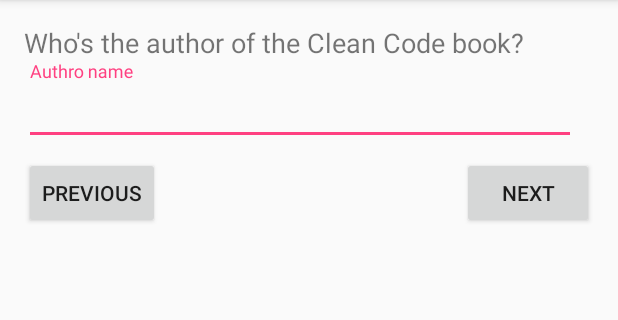
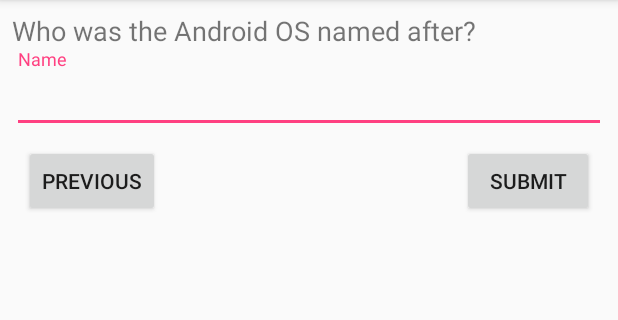
Before and after one commit to chrisvasqm/android-basics, an Android app: the ThirdQuizActivity screen opened directly, with no data from a screen before it, after a tap on "NEXT", on a phone screen of 412 x 824 dp, the part 84-404 px from its top. Run offline under Robolectric (Android 15) with nearby library versions, the phone set to English and light mode, and no system bars.

Commit message:
Add fourth quiz

```diff
--- a/app/src/main/AndroidManifest.xml
+++ b/app/src/main/AndroidManifest.xml
@@ -16,8 +16,9 @@
                 <category android:name="android.intent.category.LAUNCHER" />
             </intent-filter>
         </activity>
-        <activity android:name=".SecondQuizActivity"></activity>
+        <activity android:name=".SecondQuizActivity" />
         <activity android:name=".ThirdQuizActivity" />
+        <activity android:name=".FourthQuizActivity" />
     </application>
 
 </manifest>
--- /dev/null
+++ b/app/src/main/java/com/chrisvasqm/androidbasics/FourthQuizActivity.kt
@@ -0,0 +1,31 @@
+package com.chrisvasqm.androidbasics
+
+import android.os.Bundle
+import android.support.v7.app.AppCompatActivity
+import kotlinx.android.synthetic.main.activity_fourth_quiz.*
+import org.jetbrains.anko.startActivity
+import org.jetbrains.anko.toast
+
+class FourthQuizActivity : AppCompatActivity() {
+
+    override fun onCreate(savedInstanceState: Bundle?) {
+        super.onCreate(savedInstanceState)
+        setContentView(R.layout.activity_fourth_quiz)
+
+        btnPreviousFourth.setOnClickListener { showThirdQuiz() }
+        btnSubmit.setOnClickListener {
+            checkAnswer()
+        }
+    }
+
+    private fun checkAnswer() {
+        if (editAndroidName.text.toString() == getString(R.string.founder_android))
+            toast(R.string.correct)
+        else
+            toast(R.string.wrong)
+    }
+
+    private fun showThirdQuiz() {
+        startActivity<ThirdQuizActivity>()
+    }
+}
--- a/app/src/main/java/com/chrisvasqm/androidbasics/ThirdQuizActivity.kt
+++ b/app/src/main/java/com/chrisvasqm/androidbasics/ThirdQuizActivity.kt
@@ -15,6 +15,7 @@ class ThirdQuizActivity : AppCompatActivity() {
         btnPreviousThird.setOnClickListener { showSecondQuiz() }
         btnNextThird.setOnClickListener {
             checkAnswer()
+            showFourthQuiz()
         }
     }
 
@@ -29,4 +30,8 @@ class ThirdQuizActivity : AppCompatActivity() {
             toast(R.string.wrong)
     }
 
+    private fun showFourthQuiz() {
+        startActivity<FourthQuizActivity>()
+    }
+
 }
--- /dev/null
+++ b/app/src/main/res/layout/activity_fourth_quiz.xml
@@ -0,0 +1,54 @@
+<?xml version="1.0" encoding="utf-8"?>
+<LinearLayout xmlns:android="http://schemas.android.com/apk/res/android"
+    xmlns:app="http://schemas.android.com/apk/res-auto"
+    xmlns:tools="http://schemas.android.com/tools"
+    android:layout_width="match_parent"
+    android:layout_height="match_parent"
+    android:orientation="vertical"
+    android:padding="8dp"
+    tools:context="com.chrisvasqm.androidbasics.FourthQuizActivity">
+
+    <TextView
+        android:layout_width="wrap_content"
+        android:layout_height="wrap_content"
+        android:text="@string/who_was_the_android_os_named_after"
+        android:textSize="18sp" />
+
+    <android.support.design.widget.TextInputLayout
+        android:layout_width="match_parent"
+        android:layout_height="wrap_content">
+
+        <android.support.design.widget.TextInputEditText
+            android:id="@+id/editAndroidName"
+            android:layout_width="match_parent"
+            android:layout_height="wrap_content"
+            android:hint="@string/name" />
+    </android.support.design.widget.TextInputLayout>
+
+    <android.support.constraint.ConstraintLayout
+        android:layout_width="match_parent"
+        android:layout_height="match_parent">
+
+        <Button
+            android:id="@+id/btnPreviousFourth"
+            android:layout_width="wrap_content"
+            android:layout_height="wrap_content"
+            android:layout_marginStart="8dp"
+            android:layout_marginTop="8dp"
+            android:layout_weight="1"
+            android:text="@string/previous"
+            app:layout_constraintStart_toStartOf="parent"
+            app:layout_constraintTop_toTopOf="parent" />
+
+        <Button
+            android:id="@+id/btnSubmit"
+            android:layout_width="wrap_content"
+            android:layout_height="wrap_content"
+            android:layout_marginEnd="8dp"
+            android:layout_marginTop="8dp"
+            android:text="@string/submit"
+            app:layout_constraintEnd_toEndOf="parent"
+            app:layout_constraintTop_toTopOf="parent" />
+    </android.support.constraint.ConstraintLayout>
+
+</LinearLayout>
--- a/app/src/main/res/values/strings.xml
+++ b/app/src/main/res/values/strings.xml
@@ -16,4 +16,8 @@
     <string name="who_s_the_author_of_the_quot_clean_code_quot_book">Who\'s the author of the Clean Code book?</string>
     <string name="clean_code_author_name">Robert Martin</string>
     <string name="author_name">Authro name</string>
+    <string name="who_was_the_android_os_named_after">Who was the Android OS named after?</string>
+    <string name="name">Name</string>
+    <string name="submit">Submit</string>
+    <string name="founder_android">Andy Rubin</string>
 </resources>
```
